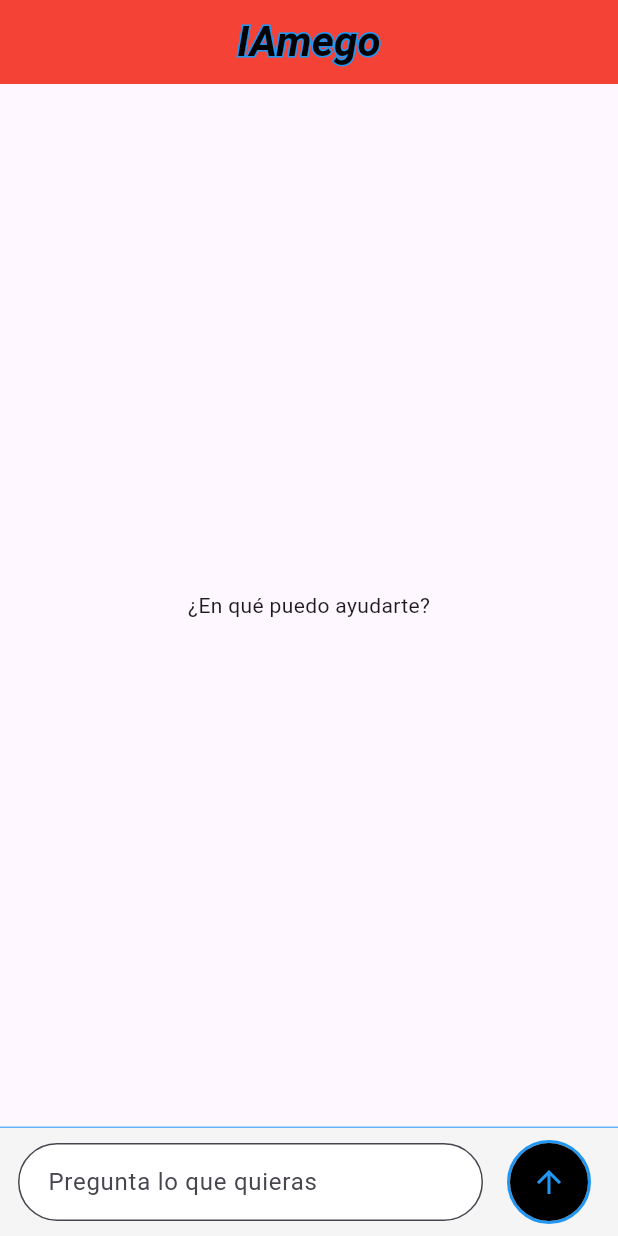
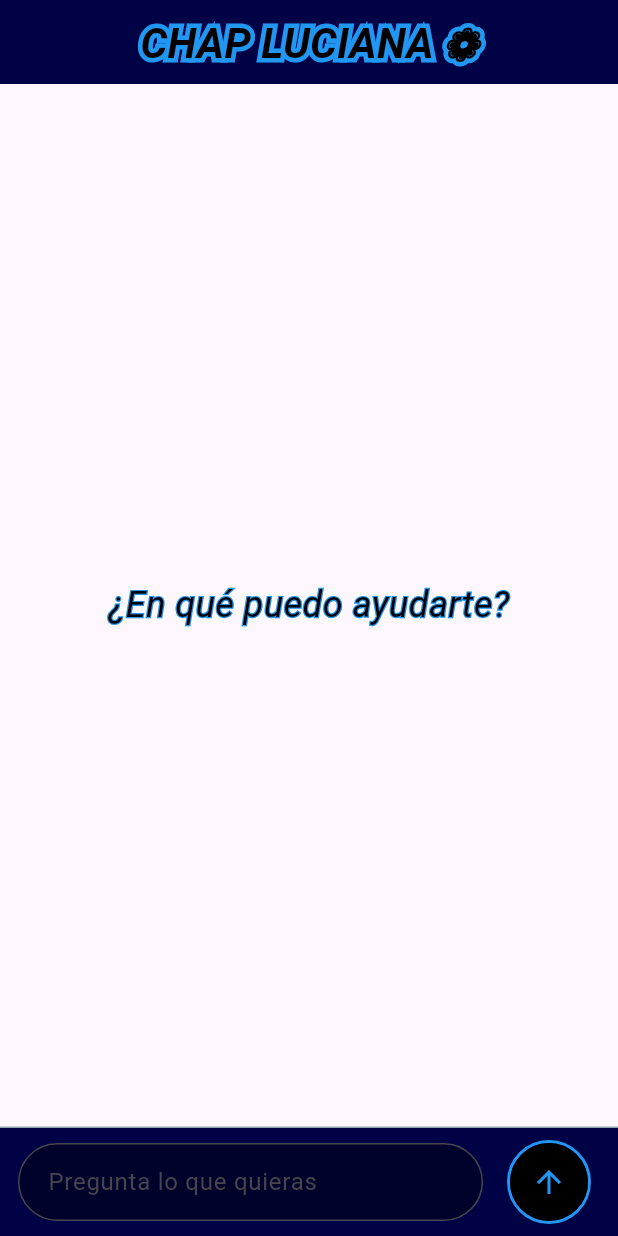
Before and after one commit to jholian10/CHAP_IA_0.0.1, a Flutter app: the screen it shows after launch, on a phone screen of 412 x 824 dp. Run offline on Flutter 3.47's test engine with Material 3 defaults, Android fonts, the phone set to English and light mode, and no system bars; our stand-ins replace flutter_bloc.

Commit message:
sigo trabajando en diseño de vista principal

```diff
--- a/chap_ia_001/lib/views/chat_page.dart
+++ b/chap_ia_001/lib/views/chat_page.dart
@@ -20,24 +20,24 @@ class _ChatPageState extends State<ChatPage> {
   Widget build(BuildContext context) {
     return Scaffold(
       appBar: AppBar(
-        backgroundColor: Colors.red,
+        backgroundColor: const Color.fromARGB(255, 0, 2, 70),
         centerTitle: true,
         title: Stack(
           children: [
             Text(
-              'IAmego',
+              'CHAP LUCIANA ❁',
               style: TextStyle(
                 fontSize: 28,
                 fontWeight: FontWeight.bold,
                 fontStyle: FontStyle.italic,
                 foreground: Paint()
                   ..style = PaintingStyle.stroke
-                  ..strokeWidth = 2
+                  ..strokeWidth = 6
                   ..color = Colors.blue,
               ),
             ),
             Text(
-              'IAmego',
+              'CHAP LUCIANA ❁',
               style: TextStyle(
                 fontSize: 28,
                 fontWeight: FontWeight.bold,
@@ -79,7 +79,31 @@ class _ChatPageState extends State<ChatPage> {
                         },
                       );
                     } else {
-                      return Center(child: Text("¿En qué puedo ayudarte?"));
+                      return Center(
+                        child: Stack(
+                          children: [
+                            Text(
+                              "¿En qué puedo ayudarte?",
+                              style: TextStyle(
+                                fontSize: 24,
+                                fontStyle: FontStyle.italic,
+                                foreground: Paint()
+                                  ..style = PaintingStyle.stroke
+                                  ..strokeWidth = 1.5
+                                  ..color = Colors.blue, // Borde azul
+                              ),
+                            ),
+                            Text(
+                              "¿En qué puedo ayudarte?",
+                              style: TextStyle(
+                                fontSize: 24,
+                                fontStyle: FontStyle.italic,
+                                color: Colors.black, // Letra negra
+                              ),
+                            ),
+                          ],
+                        ),
+                      );
                     }
                   },
                 ),
@@ -89,8 +113,10 @@ class _ChatPageState extends State<ChatPage> {
             Container(
               padding: const EdgeInsets.symmetric(horizontal: 12, vertical: 8),
               decoration: BoxDecoration(
-                color: Colors.grey.shade100,
-                border: Border(top: BorderSide(color: Colors.blue.shade300)),
+                color: const Color.fromARGB(255, 0, 2, 70),
+                border: Border(
+                  top: BorderSide(color: Colors.blueGrey.shade300),
+                ),
               ),
               child: Row(
                 children: [
@@ -107,7 +133,7 @@ class _ChatPageState extends State<ChatPage> {
                           borderRadius: BorderRadius.circular(30),
                         ),
                         filled: true,
-                        fillColor: Colors.white,
+                        fillColor: Colors.black38,
                       ),
                     ),
                   ),
--- a/chap_ia_001/lib/views/data/openai_service.dart
+++ b/chap_ia_001/lib/views/data/openai_service.dart
@@ -3,8 +3,7 @@ import 'package:http/http.dart' as http;
 
 class OpenAIService {
   final String _apiKey =
-      "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"; // api de prueva
-
+      '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';
   Future<String> sendMessage(String message) async {
     final response = await http.post(
       Uri.parse("https://api.openai.com/v1/chat/completions"),
```
